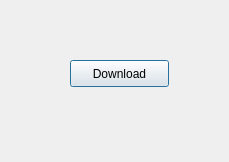
The window that lizard_downloader_dialog_base.ui (nens/lizard_qgis_plugin) describes before a commit, drawn with Qt 5.
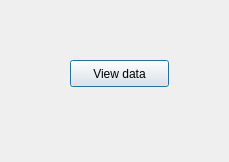
The same window after the commit.

The edit to the form file:
```diff
--- a/lizard_downloader_dialog_base.ui
+++ b/lizard_downloader_dialog_base.ui
@@ -23,7 +23,7 @@
     </rect>
    </property>
    <property name="text">
-    <string>Download</string>
+    <string>View data</string>
    </property>
   </widget>
  </widget>
```
Left out of the diff: 2 changed lines with no effect on the pictures.
